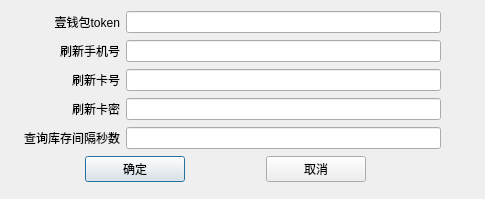
First picture: the form in main/settingdialog.ui, repository kinglon/coupon, before the edit.
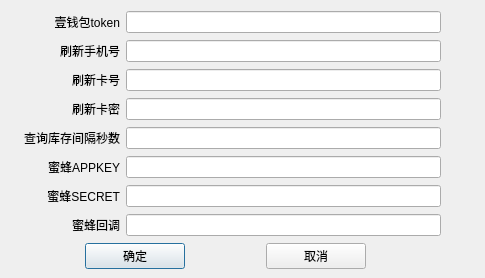
Second picture: the form after the edit.

```diff
--- a/main/settingdialog.ui
+++ b/main/settingdialog.ui
@@ -7,7 +7,7 @@
     <x>0</x>
     <y>0</y>
     <width>485</width>
-    <height>199</height>
+    <height>278</height>
    </rect>
   </property>
   <property name="windowTitle">
@@ -19,7 +19,7 @@
      <x>10</x>
      <y>10</y>
      <width>431</width>
-     <height>173</height>
+     <height>261</height>
     </rect>
    </property>
    <layout class="QVBoxLayout" name="verticalLayout">
@@ -138,6 +138,75 @@
       </item>
      </layout>
     </item>
+    <item>
+     <layout class="QHBoxLayout" name="horizontalLayout_7">
+      <item>
+       <widget class="QLabel" name="label_6">
+        <property name="minimumSize">
+         <size>
+          <width>110</width>
+          <height>0</height>
+         </size>
+        </property>
+        <property name="text">
+         <string>蜜蜂APPKEY</string>
+        </property>
+        <property name="alignment">
+         <set>Qt::AlignRight|Qt::AlignTrailing|Qt::AlignVCenter</set>
+        </property>
+       </widget>
+      </item>
+      <item>
+       <widget class="QLineEdit" name="mfAppKeyEdit"/>
+      </item>
+     </layout>
+    </item>
+    <item>
+     <layout class="QHBoxLayout" name="horizontalLayout_8">
+      <item>
+       <widget class="QLabel" name="label_7">
+        <property name="minimumSize">
+         <size>
+          <width>110</width>
+          <height>0</height>
+         </size>
+        </property>
+        <property name="text">
+         <string>蜜蜂SECRET</string>
+        </property>
+        <property name="alignment">
+         <set>Qt::AlignRight|Qt::AlignTrailing|Qt::AlignVCenter</set>
+        </property>
+       </widget>
+      </item>
+      <item>
+       <widget class="QLineEdit" name="mfSecretEdit"/>
+      </item>
+     </layout>
+    </item>
+    <item>
+     <layout class="QHBoxLayout" name="horizontalLayout_9">
+      <item>
+       <widget class="QLabel" name="label_8">
+        <property name="minimumSize">
+         <size>
+          <width>110</width>
+          <height>0</height>
+         </size>
+        </property>
+        <property name="text">
+         <string>蜜蜂回调</string>
+        </property>
+        <property name="alignment">
+         <set>Qt::AlignRight|Qt::AlignTrailing|Qt::AlignVCenter</set>
+        </property>
+       </widget>
+      </item>
+      <item>
+       <widget class="QLineEdit" name="mfCallbackHostEdit"/>
+      </item>
+     </layout>
+    </item>
     <item>
      <layout class="QHBoxLayout" name="horizontalLayout_6">
       <item>
```
